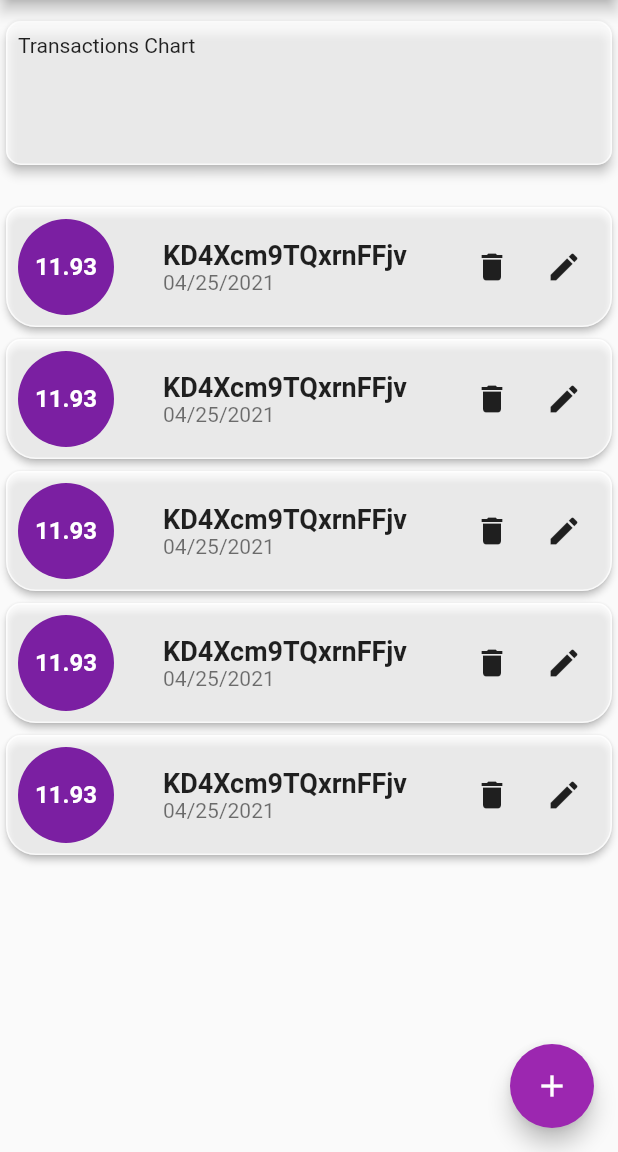
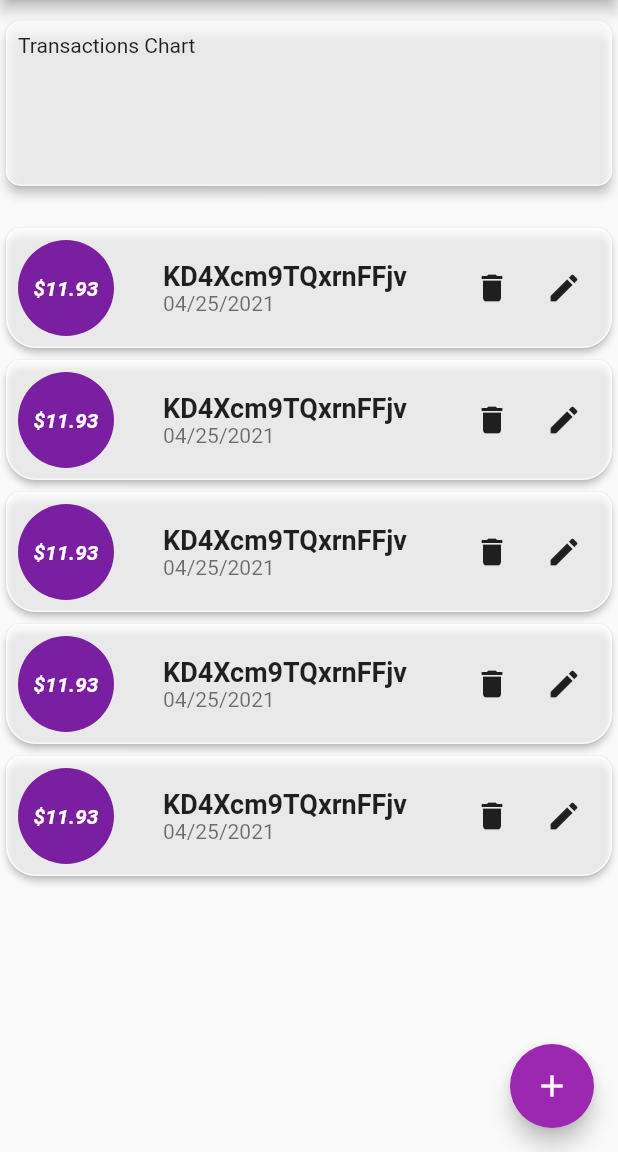
Before and after one commit to reymillenium/expensy_flutter, a Flutter app: the screen it shows after launch, on a phone screen of 412 x 824 dp, the part 84-1236 px from its top. Run offline on Flutter 3.47's test engine with Material 2 defaults, Android fonts, the phone set to English and light mode, and no system bars.

Commit message:
Calculated dynamically the necessary fontSize of eacha mount label. Applied currency US format

```diff
--- a/lib/components/transaction_tile.dart
+++ b/lib/components/transaction_tile.dart
@@ -26,6 +26,10 @@ class TransactionTile extends StatelessWidget {
   Widget build(BuildContext context) {
     final DateFormat formatter = DateFormat('MM/dd/yyyy');
     final String formattedDate = formatter.format(transaction.createAt);
+    final currencyFormat = new NumberFormat("#,##0.00", "en_US");
+    final String amountLabel = '\$${currencyFormat.format(transaction.amount).toString()}';
+    // final double amountFontSize = 14;
+    final double amountFontSize = (84 / amountLabel.length);
 
     return Card(
       // shadowColor: Colors.purpleAccent,
@@ -53,10 +57,11 @@ class TransactionTile extends StatelessWidget {
               radius: 32,
               child: Container(
                 child: Text(
-                  '${transaction.amount.toString()}',
+                  amountLabel,
                   style: TextStyle(
                     fontWeight: FontWeight.bold,
-                    fontSize: 16,
+                    fontStyle: FontStyle.italic,
+                    fontSize: amountFontSize,
                   ),
                 ),
               ),
--- a/lib/screens/transactions_screen.dart
+++ b/lib/screens/transactions_screen.dart
@@ -42,7 +42,9 @@ class _TransactionsScreenState extends State<TransactionsScreen> {
         mainAxisAlignment: MainAxisAlignment.center,
         crossAxisAlignment: CrossAxisAlignment.stretch,
         children: <Widget>[
-          Container(
+          Expanded(
+            flex: 1,
+            child: Container(
               padding: const EdgeInsets.only(left: 0, top: 10, right: 0),
               width: double.infinity,
               child: Card(
@@ -68,9 +70,11 @@ class _TransactionsScreenState extends State<TransactionsScreen> {
                 ),
               ),
             ),
+          ),
 
           // Transaction List:
           Expanded(
+            flex: 5,
             child: Container(
               child: TransactionsList(
                 transactions: transactionsData.transactions,
```
Lines whose indentation alone changed are shown as unchanged.
